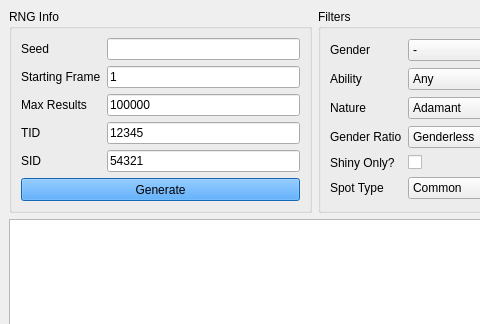
Admiral-Fish/PokeFinder, file Forms/Gen3/PokeSpot.ui: the form before one commit; both pictures show x 0 to 480 and y 0 to 324 of the 698 by 600 pixel window.
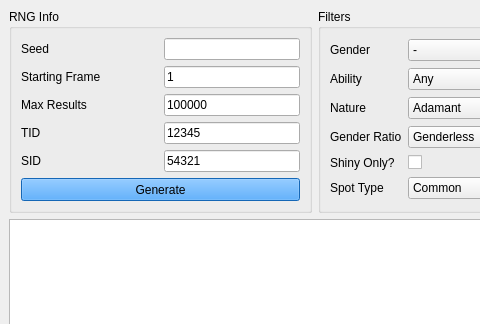
The form after the commit. Custom widgets are drawn as their Qt base class.

Patch:
```diff
--- a/Forms/Gen3/PokeSpot.ui
+++ b/Forms/Gen3/PokeSpot.ui
@@ -128,10 +128,16 @@
    <layout class="QGridLayout" name="gridLayout_3">
     <item row="0" column="0">
      <widget class="QGroupBox" name="groupBox">
+      <property name="sizePolicy">
+       <sizepolicy hsizetype="Preferred" vsizetype="Preferred">
+        <horstretch>0</horstretch>
+        <verstretch>1</verstretch>
+       </sizepolicy>
+      </property>
       <property name="minimumSize">
        <size>
         <width>0</width>
-        <height>180</height>
+        <height>0</height>
        </size>
       </property>
       <property name="title">
@@ -140,6 +146,12 @@
       <layout class="QGridLayout" name="gridLayout">
        <item row="0" column="0">
         <widget class="QLabel" name="label_2">
+         <property name="sizePolicy">
+          <sizepolicy hsizetype="Minimum" vsizetype="Preferred">
+           <horstretch>0</horstretch>
+           <verstretch>0</verstretch>
+          </sizepolicy>
+         </property>
          <property name="text">
           <string>Seed</string>
          </property>
@@ -147,6 +159,12 @@
        </item>
        <item row="0" column="1">
         <widget class="QTextBox" name="textBoxSeed">
+         <property name="sizePolicy">
+          <sizepolicy hsizetype="Preferred" vsizetype="Fixed">
+           <horstretch>0</horstretch>
+           <verstretch>0</verstretch>
+          </sizepolicy>
+         </property>
          <property name="maxLength">
           <number>8</number>
          </property>
@@ -154,6 +172,12 @@
        </item>
        <item row="1" column="0">
         <widget class="QLabel" name="label_3">
+         <property name="sizePolicy">
+          <sizepolicy hsizetype="Minimum" vsizetype="Preferred">
+           <horstretch>0</horstretch>
+           <verstretch>0</verstretch>
+          </sizepolicy>
+         </property>
          <property name="text">
           <string>Starting Frame</string>
          </property>
@@ -161,6 +185,12 @@
        </item>
        <item row="1" column="1">
         <widget class="QTextBox" name="textBoxStartingFrame">
+         <property name="sizePolicy">
+          <sizepolicy hsizetype="Preferred" vsizetype="Fixed">
+           <horstretch>0</horstretch>
+           <verstretch>0</verstretch>
+          </sizepolicy>
+         </property>
          <property name="text">
           <string notr="true">1</string>
          </property>
@@ -171,6 +201,12 @@
        </item>
        <item row="2" column="0">
         <widget class="QLabel" name="label_4">
+         <property name="sizePolicy">
+          <sizepolicy hsizetype="Minimum" vsizetype="Preferred">
+           <horstretch>0</horstretch>
+           <verstretch>0</verstretch>
+          </sizepolicy>
+         </property>
          <property name="text">
           <string>Max Results</string>
          </property>
@@ -178,6 +214,12 @@
        </item>
        <item row="2" column="1">
         <widget class="QTextBox" name="textBoxMaxResults">
+         <property name="sizePolicy">
+          <sizepolicy hsizetype="Preferred" vsizetype="Fixed">
+           <horstretch>0</horstretch>
+           <verstretch>0</verstretch>
+          </sizepolicy>
+         </property>
          <property name="text">
           <string notr="true">100000</string>
          </property>
@@ -188,6 +230,12 @@
        </item>
        <item row="3" column="0">
         <widget class="QLabel" name="label_8">
+         <property name="sizePolicy">
+          <sizepolicy hsizetype="Minimum" vsizetype="Preferred">
+           <horstretch>0</horstretch>
+           <verstretch>0</verstretch>
+          </sizepolicy>
+         </property>
          <property name="text">
           <string>TID</string>
          </property>
@@ -195,6 +243,12 @@
        </item>
        <item row="3" column="1">
         <widget class="QTextBox" name="textBoxTID">
+         <property name="sizePolicy">
+          <sizepolicy hsizetype="Preferred" vsizetype="Fixed">
+           <horstretch>0</horstretch>
+           <verstretch>0</verstretch>
+          </sizepolicy>
+         </property>
          <property name="text">
           <string notr="true">12345</string>
          </property>
@@ -205,6 +259,12 @@
        </item>
        <item row="4" column="0">
         <widget class="QLabel" name="label_9">
+         <property name="sizePolicy">
+          <sizepolicy hsizetype="Minimum" vsizetype="Preferred">
+           <horstretch>0</horstretch>
+           <verstretch>0</verstretch>
+          </sizepolicy>
+         </property>
          <property name="text">
           <string>SID</string>
          </property>
@@ -212,6 +272,12 @@
        </item>
        <item row="4" column="1">
         <widget class="QTextBox" name="textBoxSID">
+         <property name="sizePolicy">
+          <sizepolicy hsizetype="Preferred" vsizetype="Fixed">
+           <horstretch>0</horstretch>
+           <verstretch>0</verstretch>
+          </sizepolicy>
+         </property>
          <property name="text">
           <string notr="true">54321</string>
          </property>
@@ -243,9 +309,15 @@
     </item>
     <item row="0" column="1">
      <widget class="QGroupBox" name="groupBox_2">
+      <property name="sizePolicy">
+       <sizepolicy hsizetype="Preferred" vsizetype="Preferred">
+        <horstretch>0</horstretch>
+        <verstretch>1</verstretch>
+       </sizepolicy>
+      </property>
       <property name="minimumSize">
        <size>
-        <width>350</width>
+        <width>0</width>
         <height>0</height>
        </size>
       </property>
@@ -307,6 +379,12 @@
        </item>
        <item row="1" column="2">
         <widget class="QPushButton" name="pushButtonAnyAbility">
+         <property name="sizePolicy">
+          <sizepolicy hsizetype="Preferred" vsizetype="Fixed">
+           <horstretch>0</horstretch>
+           <verstretch>0</verstretch>
+          </sizepolicy>
+         </property>
          <property name="styleSheet">
           <string notr="true">QPushButton {
 	background-color: yellow;
@@ -456,6 +534,12 @@
        </item>
        <item row="2" column="2">
         <widget class="QPushButton" name="pushButtonAnyNature">
+         <property name="sizePolicy">
+          <sizepolicy hsizetype="Preferred" vsizetype="Fixed">
+           <horstretch>0</horstretch>
+           <verstretch>0</verstretch>
+          </sizepolicy>
+         </property>
          <property name="styleSheet">
           <string notr="true">QPushButton {
 	background-color: yellow;
@@ -555,6 +639,12 @@
        </item>
        <item row="5" column="2">
         <widget class="QPushButton" name="pushButtonAnySpotType">
+         <property name="sizePolicy">
+          <sizepolicy hsizetype="Preferred" vsizetype="Fixed">
+           <horstretch>0</horstretch>
+           <verstretch>0</verstretch>
+          </sizepolicy>
+         </property>
          <property name="styleSheet">
           <string notr="true">QPushButton {
 	background-color: yellow;
@@ -571,6 +661,12 @@
     </item>
     <item row="1" column="0" colspan="2">
      <widget class="TableView" name="tableView">
+      <property name="sizePolicy">
+       <sizepolicy hsizetype="Expanding" vsizetype="Expanding">
+        <horstretch>0</horstretch>
+        <verstretch>2</verstretch>
+       </sizepolicy>
+      </property>
       <attribute name="verticalHeaderVisible">
        <bool>false</bool>
       </attribute>
```
